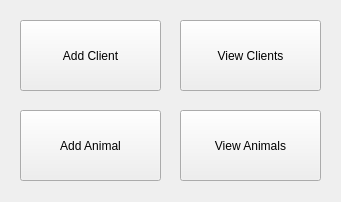
Before: the Qt Designer form guitest/postloginstaff.ui in cameronhawtin/Animal-Farm-cuACS, drawn with Qt 5.
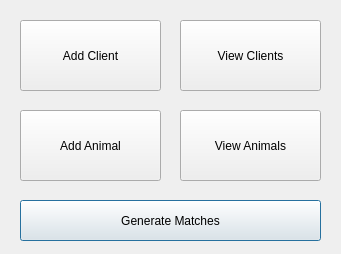
After: the same form once the commit is applied.

Commit message: added generate matches button

What changed in the file:
```diff
--- a/guitest/postloginstaff.ui
+++ b/guitest/postloginstaff.ui
@@ -7,7 +7,7 @@
     <x>0</x>
     <y>0</y>
     <width>341</width>
-    <height>202</height>
+    <height>254</height>
    </rect>
   </property>
   <property name="windowTitle">
@@ -77,6 +77,19 @@
     <bool>false</bool>
    </property>
   </widget>
+  <widget class="QPushButton" name="generateACMButton">
+   <property name="geometry">
+    <rect>
+     <x>20</x>
+     <y>200</y>
+     <width>301</width>
+     <height>41</height>
+    </rect>
+   </property>
+   <property name="text">
+    <string>Generate Matches</string>
+   </property>
+  </widget>
  </widget>
  <resources/>
  <connections/>
```
